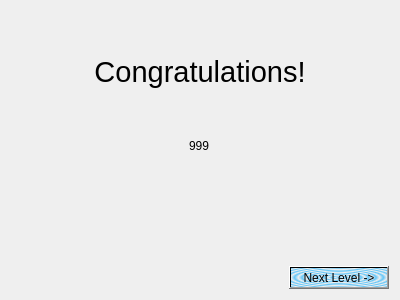
This is headers/level_pass.ui in s-Konrad/sokoban-game as Qt 5 draws it before an edit. The edited form follows.
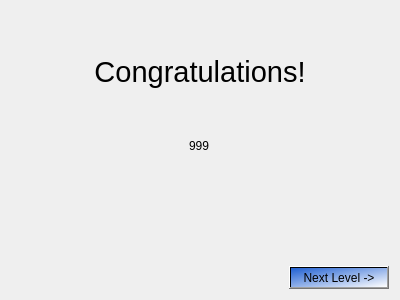
This is the edited form.

```diff
--- a/headers/level_pass.ui
+++ b/headers/level_pass.ui
@@ -17,7 +17,7 @@
    <enum>Qt::LeftToRight</enum>
   </property>
   <property name="styleSheet">
-   <string notr="true">QWidget#nextLevelButton{background-color: qradialgradient(spread:repeat, cx:0.5, cy:0.5, radius:0.077, fx:0.5, fy:0.5, stop:0 rgba(0, 169, 255, 147), stop:0.497326 rgba(0, 0, 0, 0), stop:1 rgba(0, 169, 255, 147))}</string>
+   <string notr="true">QWidget#nextLevelButton{background-color: qlineargradient(spread:pad, x1:0, y1:0, x2:1, y2:1, stop:0 rgba(32, 96, 210, 255), stop:1 rgba(255, 255, 255, 255))}</string>
   </property>
   <layout class="QVBoxLayout" name="verticalLayout">
    <item>
```
